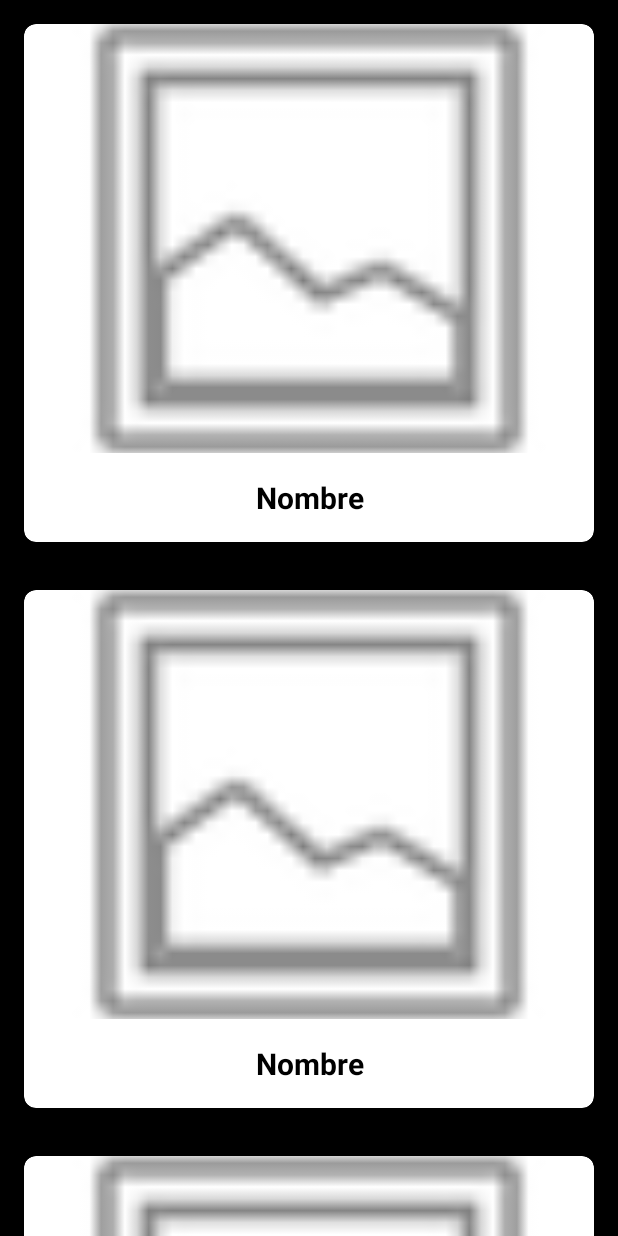
After one commit to Jvaliente10/DrinklistV2, an Android app: the layout fragment_main_user.xml on its own in the app's theme, with its tools: preview values and no code run, on a phone screen of 412 x 824 dp. The commit adds this screen. Run offline under Robolectric (Android 15) with nearby library versions, the phone set to English and light mode, and no system bars; network calls fail.

Commit message:
12 commit

```diff
--- a/app/build.gradle
+++ b/app/build.gradle
@@ -62,6 +62,8 @@ dependencies {
     implementation 'com.google.firebase:firebase-auth-ktx'
     implementation 'androidx.activity:activity:1.6.1'
     implementation 'androidx.legacy:legacy-support-v4:1.0.0'
+    implementation platform('com.google.firebase:firebase-bom:31.2.0')
+    implementation 'com.google.firebase:firebase-storage-ktx'
 
     testImplementation 'junit:junit:4.13.2'
     androidTestImplementation 'androidx.test.ext:junit:1.1.5'
--- a/app/src/main/java/com/example/joseantoniovaliente/drinklistv2/model/db/DbFirestore.kt
+++ b/app/src/main/java/com/example/joseantoniovaliente/drinklistv2/model/db/DbFirestore.kt
@@ -121,7 +121,10 @@ object DbFirestore {
     }
 
     fun getFlow(): Flow<List<CocktailDb>> {
+
         return FirebaseFirestore.getInstance()
+            .collection(COLLECTION_USERS)
+            .document(currentUser?.email.toString())
             .collection(COLLECTION_COCKTAILS)
             .orderBy("nombre", Query.Direction.DESCENDING)
             .snapshots().map { snapshot ->
--- /dev/null
+++ b/app/src/main/res/layout/fragment_main_user.xml
@@ -0,0 +1,26 @@
+<?xml version="1.0" encoding="utf-8"?>
+<FrameLayout xmlns:android="http://schemas.android.com/apk/res/android"
+    xmlns:tools="http://schemas.android.com/tools"
+    android:layout_width="match_parent"
+    android:layout_height="match_parent"
+    android:background="#000000"
+    xmlns:app="http://schemas.android.com/apk/res-auto"
+    tools:context=".ui.main.MainUserFragment">
+
+    <androidx.recyclerview.widget.RecyclerView
+        android:id="@+id/recycler"
+        android:layout_width="match_parent"
+        android:layout_height="match_parent"
+        tools:listitem="@layout/view_cocktail"
+        app:layoutManager="androidx.recyclerview.widget.LinearLayoutManager"/>
+
+    <com.google.android.material.progressindicator.CircularProgressIndicator
+        android:id="@+id/progress"
+        android:layout_width="wrap_content"
+        android:layout_height="wrap_content"
+        android:indeterminate="true"
+        android:visibility="gone"
+        android:layout_gravity="center" />
+
+
+</FrameLayout>
--- a/app/src/main/res/menu/activity_main_drawer.xml
+++ b/app/src/main/res/menu/activity_main_drawer.xml
@@ -10,8 +10,14 @@
             android:icon="@drawable/ic_menu_slideshow"
             android:title="@string/menu_lista" />
         <item
+            android:id="@+id/nav_userLista"
+            android:icon="@drawable/ic_menu_slideshow"
+            android:title="@string/menu_userLista" />
+
+        <item
             android:id="@+id/nav_form"
             android:icon="@drawable/ic_menu_gallery"
             android:title="@string/menu_formulario" />
+
     </group>
 </menu>
--- a/app/src/main/res/values/strings.xml
+++ b/app/src/main/res/values/strings.xml
@@ -10,6 +10,7 @@
     <string name="menu_principal">Principal</string>
     <string name="menu_formulario">Formulario</string>
     <string name="menu_lista">Lista de bebidas</string>
+    <string name="menu_userLista">Lista de bebidas del usuario</string>
     <!-- TODO: Remove or change this placeholder text -->
     <string name="hello_blank_fragment">Hello blank fragment</string>
     <string name="title_activity_login">LoginActivity</string>
```
Also changed, not shown: app/src/main/java/com/example/joseantoniovaliente/drinklistv2/model/db/CocktailDb.kt (+4 -4 lines), app/src/main/java/com/example/joseantoniovaliente/drinklistv2/ui/detail/DetailUserFragment.kt (+18 -12 lines), app/src/main/java/com/example/joseantoniovaliente/drinklistv2/ui/detail/DetailUserViewModel.kt (+37 -2 lines), app/src/main/java/com/example/joseantoniovaliente/drinklistv2/ui/form/FormFragment.kt (+25 -17 lines), app/src/main/java/com/example/joseantoniovaliente/drinklistv2/ui/main/CoctailUserAdapter.kt (added, +36 -0 lines), app/src/main/java/com/example/joseantoniovaliente/drinklistv2/ui/main/MainUserFragment.kt (added, +60 -0 lines), app/src/main/java/com/example/joseantoniovaliente/drinklistv2/ui/main/MainUserViewModel.kt (added, +43 -0 lines), app/src/main/res/navigation/mobile_navigation.xml (+18 -0 lines).
